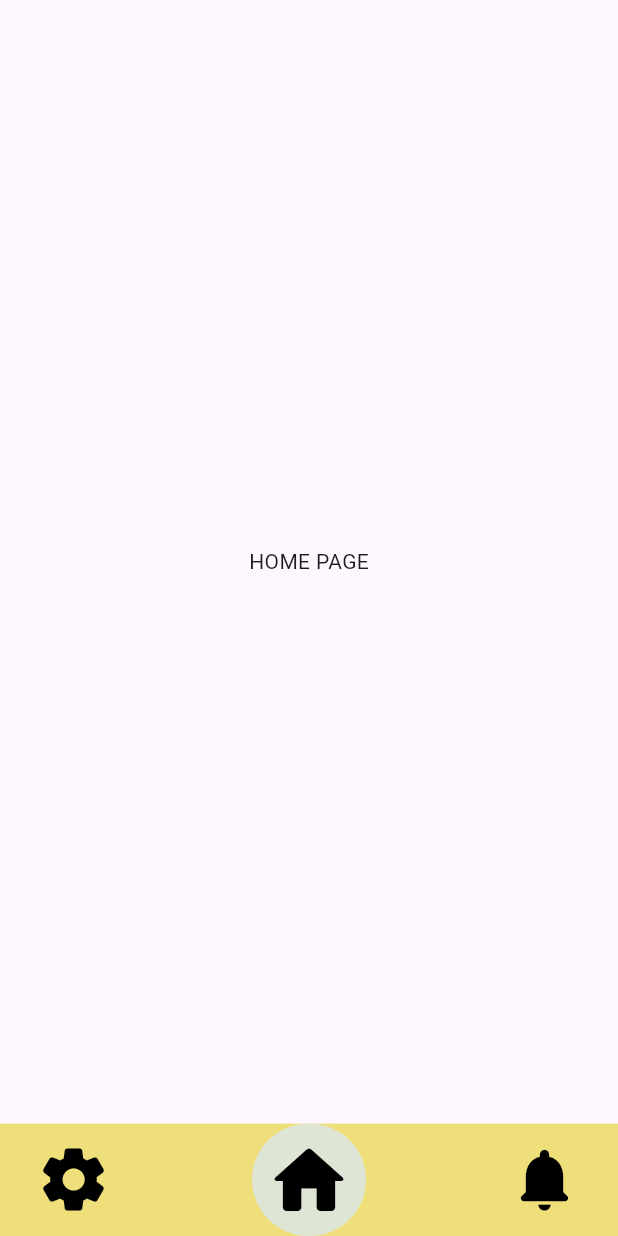
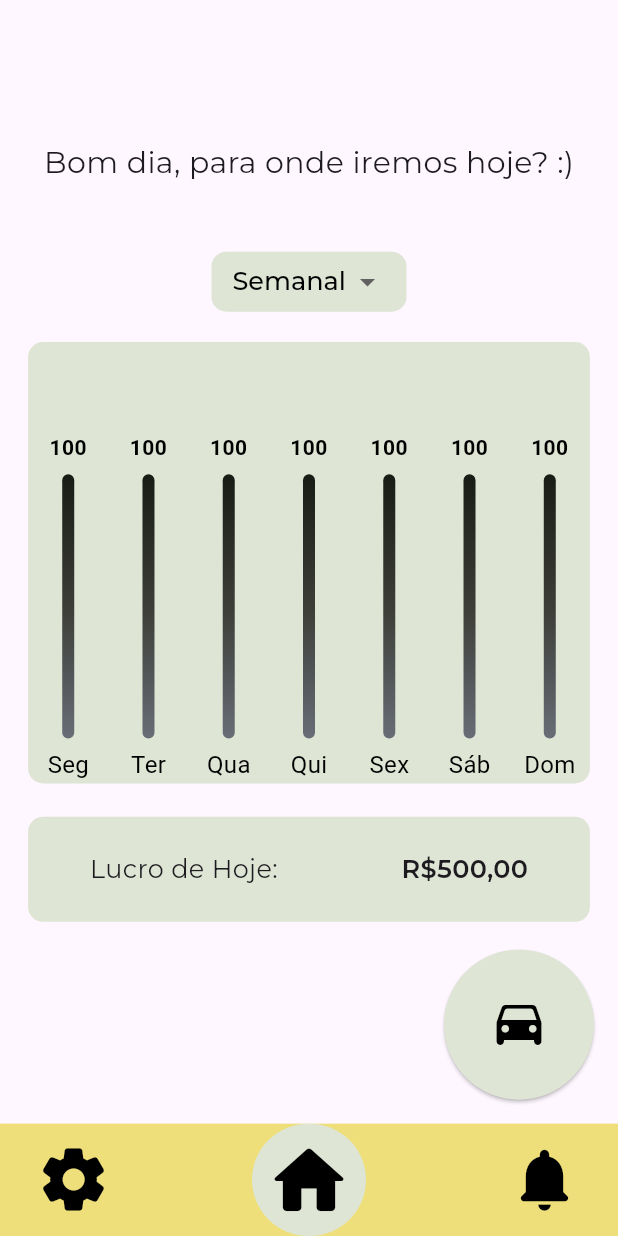
Before and after one commit to Merenciou/Lucrao, a Flutter app: the screen it shows after launch, on a phone screen of 412 x 824 dp. Run offline on Flutter 3.47's test engine with Material 3 defaults, Android fonts, the light colour scheme and no system bars; drawn by our look-alikes of fl_chart; our stand-ins replace google_fonts.

Commit message:
charts weekly and monthly added

```diff
--- /dev/null
+++ b/lib/components/charts/gain_monthly_chart.dart
@@ -0,0 +1,194 @@
+import 'package:flutter/material.dart';
+import 'package:fl_chart/fl_chart.dart';
+
+class GainMonthlyChart extends StatefulWidget {
+  const GainMonthlyChart({super.key});
+
+  @override
+  State<GainMonthlyChart> createState() => _GainMonthlyChartState();
+}
+
+class _GainMonthlyChartState extends State<GainMonthlyChart> {
+  @override
+  void initState() {
+    super.initState();
+  }
+
+  @override
+  Widget build(BuildContext context) {
+    return BarChart(
+      BarChartData(
+        barTouchData: barTouchData,
+        titlesData: titlesData,
+        borderData: borderData,
+        barGroups: barGroups,
+        gridData: const FlGridData(show: false),
+        alignment: BarChartAlignment.spaceAround,
+        maxY: 5000,
+      ),
+    );
+  }
+}
+
+BarTouchData get barTouchData => BarTouchData(
+      enabled: false,
+      touchTooltipData: BarTouchTooltipData(
+          getTooltipColor: (BarChartGroupData group) => Colors.transparent,
+          tooltipPadding: EdgeInsets.zero,
+          tooltipMargin: 8,
+          getTooltipItem: (
+            BarChartGroupData group,
+            int groupIndex,
+            BarChartRodData rod,
+            int rodIndex,
+          ) {
+            return BarTooltipItem(
+                rod.toY.round().toString(),
+                const TextStyle(
+                    fontSize: 14,
+                    color: Colors.black,
+                    fontWeight: FontWeight.bold));
+          }),
+    );
+
+Widget getTitles(double value, TitleMeta meta) {
+  const style = TextStyle(
+    color: Colors.black,
+    fontWeight: FontWeight.w400,
+    fontSize: 16,
+  );
+  String text;
+  switch (value.toInt()) {
+    case 0:
+      text = 'Jan';
+      break;
+    case 1:
+      text = 'Fev';
+      break;
+    case 2:
+      text = 'Mar';
+      break;
+    case 3:
+      text = 'Mai';
+      break;
+    case 4:
+      text = 'Abr';
+      break;
+    case 5:
+      text = 'Jun';
+      break;
+    case 6:
+      text = 'Jul';
+      break;
+    default:
+      text = '';
+      break;
+  }
+  return SideTitleWidget(
+    axisSide: meta.axisSide,
+    space: 6,
+    child: Text(
+      text,
+      style: style,
+    ),
+  );
+}
+
+FlTitlesData get titlesData => const FlTitlesData(
+      show: true,
+      bottomTitles: AxisTitles(
+        sideTitles: SideTitles(
+          showTitles: true,
+          reservedSize: 30,
+          getTitlesWidget: getTitles,
+        ),
+      ),
+      leftTitles: AxisTitles(
+        sideTitles: SideTitles(showTitles: false),
+      ),
+      topTitles: AxisTitles(
+        sideTitles: SideTitles(showTitles: false),
+      ),
+      rightTitles: AxisTitles(
+        sideTitles: SideTitles(showTitles: false),
+      ),
+    );
+
+FlBorderData get borderData => FlBorderData(
+      show: false,
+    );
+
+LinearGradient get _barsGradient => const LinearGradient(colors: [
+      Color(0xFF686D76),
+      Color(0xFF3C3D37),
+      Color(0XFF181C14),
+    ], begin: Alignment.bottomCenter, end: Alignment.topCenter);
+
+List<BarChartGroupData> get barGroups => [
+      BarChartGroupData(
+        x: 0,
+        barRods: [
+          BarChartRodData(toY: 1000, gradient: _barsGradient),
+        ],
+        showingTooltipIndicators: [0],
+      ),
+      BarChartGroupData(
+        x: 1,
+        barRods: [
+          BarChartRodData(toY: 1300, gradient: _barsGradient),
+        ],
+        showingTooltipIndicators: [0],
+      ),
+      BarChartGroupData(
+        x: 2,
+        barRods: [
+          BarChartRodData(toY: 1200, gradient: _barsGradient),
+        ],
+        showingTooltipIndicators: [0],
+      ),
+      BarChartGroupData(
+        x: 3,
+        barRods: [
+          BarChartRodData(toY: 1800, gradient: _barsGradient),
+        ],
+        showingTooltipIndicators: [0],
+      ),
+      BarChartGroupData(
+        x: 4,
+        barRods: [
+          BarChartRodData(toY: 1100, gradient: _barsGradient),
+        ],
+        showingTooltipIndicators: [0],
+      ),
+      BarChartGroupData(
+        x: 5,
+        barRods: [
+          BarChartRodData(toY: 2500, gradient: _barsGradient),
+        ],
+        showingTooltipIndicators: [0],
+      ),
+      BarChartGroupData(
+        x: 6,
+        barRods: [
+          BarChartRodData(toY: 1900, gradient: _barsGradient),
+        ],
+        showingTooltipIndicators: [0],
+      ),
+    ];
+
+class BarChartSample extends StatefulWidget {
+  const BarChartSample({super.key});
+
+  @override
+  State<BarChartSample> createState() => _BarChartSampleState();
+}
+
+class _BarChartSampleState extends State<BarChartSample> {
+  @override
+  Widget build(BuildContext context) {
+    return const AspectRatio(
+      aspectRatio: 1.6,
+      child: GainMonthlyChart(),
+    );
+  }
+}
--- /dev/null
+++ b/lib/components/charts/gain_weekly_chart.dart
@@ -0,0 +1,194 @@
+import 'package:flutter/material.dart';
+import 'package:fl_chart/fl_chart.dart';
+
+class GainWeeklyChart extends StatefulWidget {
+  const GainWeeklyChart({super.key});
+
+  @override
+  State<GainWeeklyChart> createState() => _GainWeeklyChartState();
+}
+
+class _GainWeeklyChartState extends State<GainWeeklyChart> {
+  @override
+  void initState() {
+    super.initState();
+  }
+
+  @override
+  Widget build(BuildContext context) {
+    return BarChart(
+      BarChartData(
+        barTouchData: barTouchData,
+        titlesData: titlesData,
+        borderData: borderData,
+        barGroups: barGroups,
+        gridData: const FlGridData(show: false),
+        alignment: BarChartAlignment.spaceAround,
+        maxY: 150,
+      ),
+    );
+  }
+}
+
+BarTouchData get barTouchData => BarTouchData(
+      enabled: false,
+      touchTooltipData: BarTouchTooltipData(
+          getTooltipColor: (BarChartGroupData group) => Colors.transparent,
+          tooltipPadding: EdgeInsets.zero,
+          tooltipMargin: 8,
+          getTooltipItem: (
+            BarChartGroupData group,
+            int groupIndex,
+            BarChartRodData rod,
+            int rodIndex,
+          ) {
+            return BarTooltipItem(
+                rod.toY.round().toString(),
+                const TextStyle(
+                    fontSize: 14,
+                    color: Colors.black,
+                    fontWeight: FontWeight.bold));
+          }),
+    );
+
+Widget getTitles(double value, TitleMeta meta) {
+  const style = TextStyle(
+    color: Colors.black,
+    fontWeight: FontWeight.w400,
+    fontSize: 16,
+  );
+  String text;
+  switch (value.toInt()) {
+    case 0:
+      text = 'Seg';
+      break;
+    case 1:
+      text = 'Ter';
+      break;
+    case 2:
+      text = 'Qua';
+      break;
+    case 3:
+      text = 'Qui';
+      break;
+    case 4:
+      text = 'Sex';
+      break;
+    case 5:
+      text = 'Sáb';
+      break;
+    case 6:
+      text = 'Dom';
+      break;
+    default:
+      text = '';
+      break;
+  }
+  return SideTitleWidget(
+    axisSide: meta.axisSide,
+    space: 6,
+    child: Text(
+      text,
+      style: style,
+    ),
+  );
+}
+
+FlTitlesData get titlesData => const FlTitlesData(
+      show: true,
+      bottomTitles: AxisTitles(
+        sideTitles: SideTitles(
+          showTitles: true,
+          reservedSize: 30,
+          getTitlesWidget: getTitles,
+        ),
+      ),
+      leftTitles: AxisTitles(
+        sideTitles: SideTitles(showTitles: false),
+      ),
+      topTitles: AxisTitles(
+        sideTitles: SideTitles(showTitles: false),
+      ),
+      rightTitles: AxisTitles(
+        sideTitles: SideTitles(showTitles: false),
+      ),
+    );
+
+FlBorderData get borderData => FlBorderData(
+      show: false,
+    );
+
+LinearGradient get _barsGradient => const LinearGradient(colors: [
+      Color(0xFF686D76),
+      Color(0xFF3C3D37),
+      Color(0XFF181C14),
+    ], begin: Alignment.bottomCenter, end: Alignment.topCenter);
+
+List<BarChartGroupData> get barGroups => [
+      BarChartGroupData(
+        x: 0,
+        barRods: [
+          BarChartRodData(toY: 100, gradient: _barsGradient),
+        ],
+        showingTooltipIndicators: [0],
+      ),
+      BarChartGroupData(
+        x: 1,
+        barRods: [
+          BarChartRodData(toY: 100, gradient: _barsGradient),
+        ],
+        showingTooltipIndicators: [0],
+      ),
+      BarChartGroupData(
+        x: 2,
+        barRods: [
+          BarChartRodData(toY: 100, gradient: _barsGradient),
+        ],
+        showingTooltipIndicators: [0],
+      ),
+      BarChartGroupData(
+        x: 3,
+        barRods: [
+          BarChartRodData(toY: 100, gradient: _barsGradient),
+        ],
+        showingTooltipIndicators: [0],
+      ),
+      BarChartGroupData(
+        x: 4,
+        barRods: [
+          BarChartRodData(toY: 100, gradient: _barsGradient),
+        ],
+        showingTooltipIndicators: [0],
+      ),
+      BarChartGroupData(
+        x: 5,
+        barRods: [
+          BarChartRodData(toY: 100, gradient: _barsGradient),
+        ],
+        showingTooltipIndicators: [0],
+      ),
+      BarChartGroupData(
+        x: 6,
+        barRods: [
+          BarChartRodData(toY: 100, gradient: _barsGradient),
+        ],
+        showingTooltipIndicators: [0],
+      ),
+    ];
+
+class BarChartSample extends StatefulWidget {
+  const BarChartSample({super.key});
+
+  @override
+  State<BarChartSample> createState() => _BarChartSampleState();
+}
+
+class _BarChartSampleState extends State<BarChartSample> {
+  @override
+  Widget build(BuildContext context) {
+    return const AspectRatio(
+      aspectRatio: 1.6,
+      child: GainWeeklyChart(),
+    );
+  }
+}
--- /dev/null
+++ b/lib/controllers/chart_temporal_controller.dart
@@ -0,0 +1,16 @@
+import 'package:flutter/material.dart';
+
+class ChartTemporalController extends ChangeNotifier {
+  static ChartTemporalController instance = ChartTemporalController();
+  int chartIndex = 0;
+
+  chartWeekly() {
+    chartIndex = 0;
+    ChangeNotifier();
+  }
+
+  chartMonthly() {
+    chartIndex = 1;
+    ChangeNotifier();
+  }
+}
--- a/lib/screens/home_screen/home_page.dart
+++ b/lib/screens/home_screen/home_page.dart
@@ -1,5 +1,11 @@
 import 'package:flutter/material.dart';
+import 'package:google_fonts/google_fonts.dart';
+import 'package:lucrao/components/charts/gain_monthly_chart.dart';
+import 'package:lucrao/components/charts/gain_weekly_chart.dart';
 import 'package:lucrao/components/navbar/custom_navbar.dart';
+import 'package:lucrao/controllers/chart_temporal_controller.dart';
+
+const List<String> fuelList = <String>['Semanal', 'Mensal'];
 
 class HomePage extends StatefulWidget {
   const HomePage({super.key});
@@ -9,14 +15,127 @@ class HomePage extends StatefulWidget {
 }
 
 class _HomePageState extends State<HomePage> {
+  String dropdownValue = fuelList.first;
+
   @override
   Widget build(BuildContext context) {
-    // var deviceData = MediaQuery.of(context);
-    // var screenSize = deviceData.size;
-    return const Scaffold(
-      bottomNavigationBar: CustomNavbar(),
-      body: Center(
-        child: Text('HOME PAGE'),
+    var deviceData = MediaQuery.of(context);
+    var screenSize = deviceData.size;
+    return Scaffold(
+      bottomNavigationBar: const CustomNavbar(),
+      floatingActionButton: ElevatedButton(
+        onPressed: () {},
+        style: ElevatedButton.styleFrom(
+            fixedSize: const Size(100, 100),
+            backgroundColor: const Color(0xFFDEE5D4)),
+        child: const Icon(
+          Icons.drive_eta_rounded,
+          color: Colors.black,
+          size: 40,
+        ),
+      ),
+      body: Align(
+        alignment: Alignment.center,
+        child: SizedBox(
+          width: double.infinity,
+          height: screenSize.height / 1.4,
+          child: Column(
+            mainAxisAlignment: MainAxisAlignment.spaceEvenly,
+            children: [
+              Padding(
+                padding: const EdgeInsets.only(bottom: 30, top: 0),
+                child: Text(
+                  'Bom dia, para onde iremos hoje? :)',
+                  style: GoogleFonts.montserrat(fontSize: 20),
+                ),
+              ),
+              Padding(
+                padding: const EdgeInsets.only(bottom: 6),
+                child: Container(
+                  width: 130,
+                  height: 40,
+                  decoration: const BoxDecoration(
+                    color: Color(0xFFDEE5D4),
+                    borderRadius: BorderRadius.all(
+                      Radius.circular(10),
+                    ),
+                  ),
+                  child: Padding(
+                    padding: const EdgeInsets.symmetric(horizontal: 14),
+                    child: DropdownButton(
+                      value: dropdownValue,
+                      underline: const SizedBox(
+                        width: double.infinity,
+                        height: 0,
+                      ),
+                      style: GoogleFonts.montserrat(
+                          color: Colors.black,
+                          fontWeight: FontWeight.w500,
+                          fontSize: 17),
+                      borderRadius: const BorderRadius.all(Radius.circular(10)),
+                      dropdownColor: const Color(0xFFDEE5D4),
+                      isExpanded: true,
+                      items: fuelList
+                          .map<DropdownMenuItem<String>>((String value) {
+                        return DropdownMenuItem<String>(
+                          value: value,
+                          child: Text(value),
+                        );
+                      }).toList(),
+                      onChanged: (value) {
+                        setState(() {
+                          dropdownValue = value!;
+                          if (dropdownValue == 'Semanal') {
+                            ChartTemporalController.instance.chartWeekly();
+                          } else if (dropdownValue == 'Mensal') {
+                            ChartTemporalController.instance.chartMonthly();
+                          }
+                        });
+                      },
+                    ),
+                  ),
+                ),
+              ),
+              Container(
+                width: screenSize.width / 1.1,
+                height: screenSize.height / 2.8,
+                decoration: const BoxDecoration(
+                  borderRadius: BorderRadius.all(Radius.circular(10)),
+                  color: Color(0xFFDEE5D4),
+                ),
+                child: ChartTemporalController.instance.chartIndex == 0
+                    ? const GainWeeklyChart()
+                    : const GainMonthlyChart(),
+              ),
+              Padding(
+                padding: const EdgeInsets.only(top: 8, bottom: 40),
+                child: Container(
+                  width: screenSize.width / 1.1,
+                  height: 70,
+                  decoration: const BoxDecoration(
+                    borderRadius: BorderRadius.all(Radius.circular(10)),
+                    color: Color(0xFFDEE5D4),
+                  ),
+                  child: Row(
+                    mainAxisAlignment: MainAxisAlignment.spaceAround,
+                    children: [
+                      Text(
+                        'Lucro de Hoje:',
+                        style: GoogleFonts.montserrat(
+                            fontSize: 17, fontWeight: FontWeight.w400),
+                      ),
+                      Text(
+                        'R\$500,00',
+                        style: GoogleFonts.montserrat(
+                            fontSize: 17, fontWeight: FontWeight.w600),
+                      ),
+                    ],
+                  ),
+                ),
+              ),
+            ],
+          ),
+        ),
       ),
     );
   }
```
Also changed, not shown: assets/images/drive.svg (added), 1 other file.
